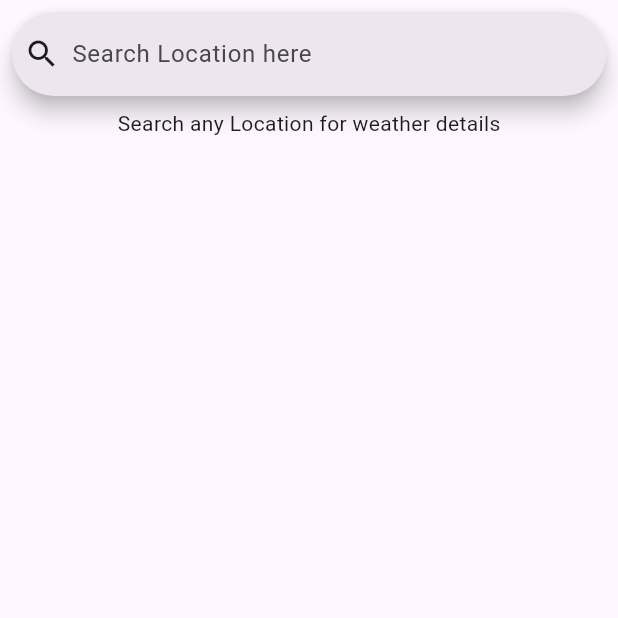
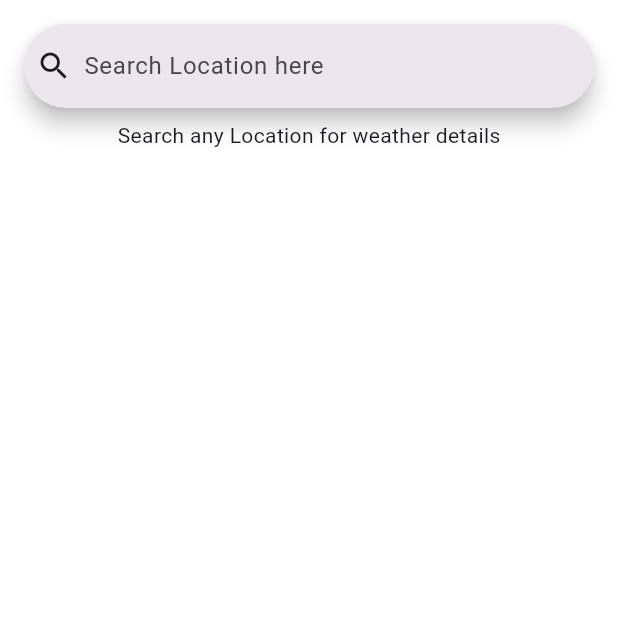
Before and after one commit to Sripathiyadav/Weather, a Flutter app: the screen it shows after launch, on a phone screen of 412 x 824 dp, the top half of it. Run offline on Flutter 3.47's test engine with Material 3 defaults, Android fonts, the phone set to English and light mode, and no system bars.

Commit message:
just tried clean some code

```diff
--- a/lib/screens/HomeScreen/homescreen.dart
+++ b/lib/screens/HomeScreen/homescreen.dart
@@ -15,7 +15,9 @@ class _HomescreenState extends State<Homescreen> {
   Widget build(BuildContext context) {
     return SafeArea(
       child: Scaffold(
+        backgroundColor: Colors.white, // Add background color
         body: Container(
+          padding: EdgeInsets.all(8.0), // Add padding
           child: Column(
             children: [
               _buildsearchwidget(),
@@ -40,16 +42,15 @@ class _HomescreenState extends State<Homescreen> {
           Column(
             crossAxisAlignment: CrossAxisAlignment.center,
             children: [
-              Center(
-                child: Container(
-                  height: 200,
-                  child: Image.network(
-                    "https:${response?.current?.condition?.icon}"
-                        .replaceAll("64x64", "128x128"),
-                    scale: 0.7,
-                  ),
-                ),
-              ),
+              // if (response?.current?.condition?.icon != null)
+              //   Container(
+              //     height: 200,
+              //     child: Image.network(
+              //       "https:${response?.current?.condition?.icon}"
+              //           .replaceAll("64x64", "128x128"),
+              //       scale: 0.7,
+              //     ),
+              //   ),
               Text(
                 (response?.current?.tempC.toString() ?? "") + "°C",
                 style: TextStyle(fontSize: 80, color: Colors.black),
@@ -81,7 +82,7 @@ class _HomescreenState extends State<Homescreen> {
           SizedBox(
             height: 10,
           ),
-          //  SelectableText(response?.toJson().toString() ?? ""),
+          SelectableText(response?.toJson().toString() ?? ""),
         ],
       );
     }
@@ -96,6 +97,7 @@ class _HomescreenState extends State<Homescreen> {
         ),
         hintText: "Search Location here",
         onSubmitted: (value) {
+          print("Search submitted: $value"); // Debugging print statement
           _getWeatherData(value);
         },
       ),
@@ -108,9 +110,14 @@ class _HomescreenState extends State<Homescreen> {
     });
     try {
       response = await WeatherApi().getCurrentWeather(location);
+      print(
+          "Weather data received: ${response?.toJson()}"); // Debugging print statement
     } catch (e) {
+      print("Error fetching weather data: $e"); // Debugging print statement
     } finally {
-      inProgress = false;
+      setState(() {
+        inProgress = false;
+      });
     }
   }
 }
```
